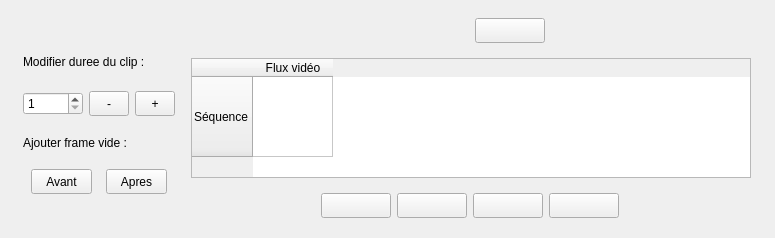
Qt form src/tweedy/gui/timeline/TimeLineUi.ui (stopmotionimac/tweedy) before a commit.
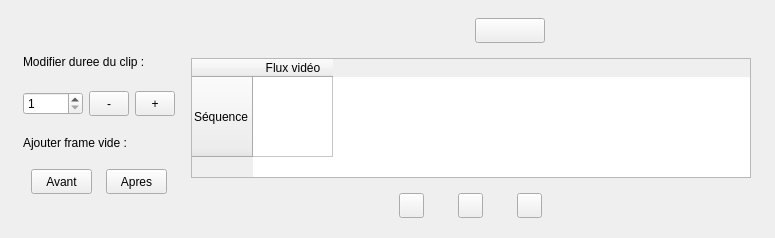
The same form after that commit.

Commit message: bouton play/pause fonctionnel

Patch:
```diff
--- a/src/tweedy/gui/timeline/TimeLineUi.ui
+++ b/src/tweedy/gui/timeline/TimeLineUi.ui
@@ -283,64 +283,11 @@
         <item>
          <layout class="QHBoxLayout" name="navigationLayout">
           <property name="leftMargin">
-           <number>130</number>
+           <number>180</number>
           </property>
           <property name="rightMargin">
-           <number>130</number>
+           <number>180</number>
           </property>
-          <item>
-           <widget class="QToolButton" name="playButton">
-            <property name="minimumSize">
-             <size>
-              <width>0</width>
-              <height>25</height>
-             </size>
-            </property>
-            <property name="maximumSize">
-             <size>
-              <width>70</width>
-              <height>25</height>
-             </size>
-            </property>
-            <property name="text">
-             <string/>
-            </property>
-            <property name="iconSize">
-             <size>
-              <width>25</width>
-              <height>25</height>
-             </size>
-            </property>
-            <property name="shortcut">
-             <string>Ctrl+S</string>
-            </property>
-           </widget>
-          </item>
-          <item>
-           <widget class="QToolButton" name="pauseButton">
-            <property name="minimumSize">
-             <size>
-              <width>25</width>
-              <height>25</height>
-             </size>
-            </property>
-            <property name="maximumSize">
-             <size>
-              <width>70</width>
-              <height>25</height>
-             </size>
-            </property>
-            <property name="text">
-             <string/>
-            </property>
-            <property name="iconSize">
-             <size>
-              <width>25</width>
-              <height>25</height>
-             </size>
-            </property>
-           </widget>
-          </item>
           <item>
            <widget class="QToolButton" name="prevButton">
             <property name="minimumSize">
@@ -351,7 +298,32 @@
             </property>
             <property name="maximumSize">
              <size>
-              <width>70</width>
+              <width>25</width>
+              <height>25</height>
+             </size>
+            </property>
+            <property name="text">
+             <string/>
+            </property>
+            <property name="iconSize">
+             <size>
+              <width>25</width>
+              <height>25</height>
+             </size>
+            </property>
+           </widget>
+          </item>
+          <item>
+           <widget class="QToolButton" name="playPauseButton">
+            <property name="minimumSize">
+             <size>
+              <width>25</width>
+              <height>25</height>
+             </size>
+            </property>
+            <property name="maximumSize">
+             <size>
+              <width>25</width>
               <height>25</height>
              </size>
             </property>
@@ -376,7 +348,7 @@
             </property>
             <property name="maximumSize">
              <size>
-              <width>70</width>
+              <width>25</width>
               <height>25</height>
              </size>
             </property>
```
The commit also changes 6 other files.
